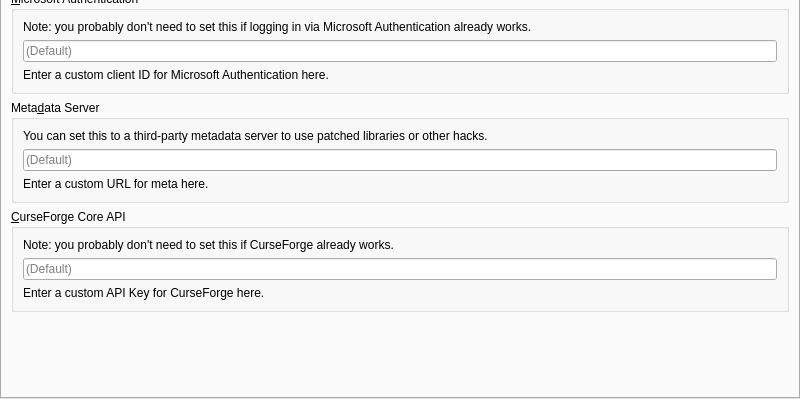
Qt form launcher/ui/pages/global/APIPage.ui (FreesmTeam/FreesmLauncher) before a commit; both pictures show x 0 to 800 and y 201 to 600 of the 800 by 600 pixel window.
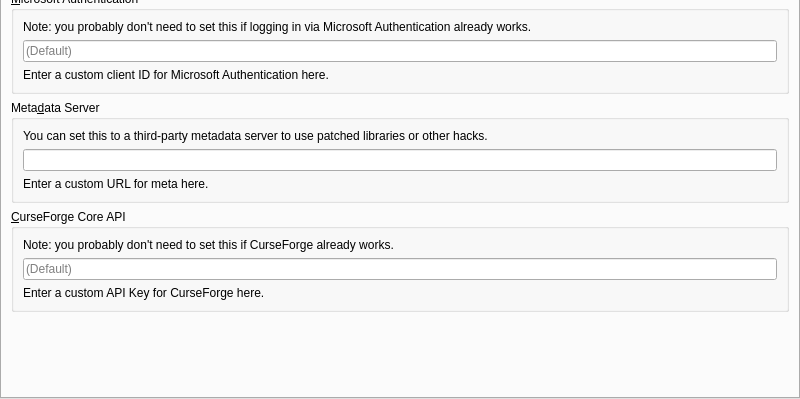
The same form after that commit.

What changed in the file:
```diff
--- a/launcher/ui/pages/global/APIPage.ui
+++ b/launcher/ui/pages/global/APIPage.ui
@@ -146,7 +146,7 @@
           <item>
            <widget class="QLineEdit" name="metaURL">
             <property name="placeholderText">
-             <string>(Default)</string>
+             <string/>
             </property>
            </widget>
           </item>
```
